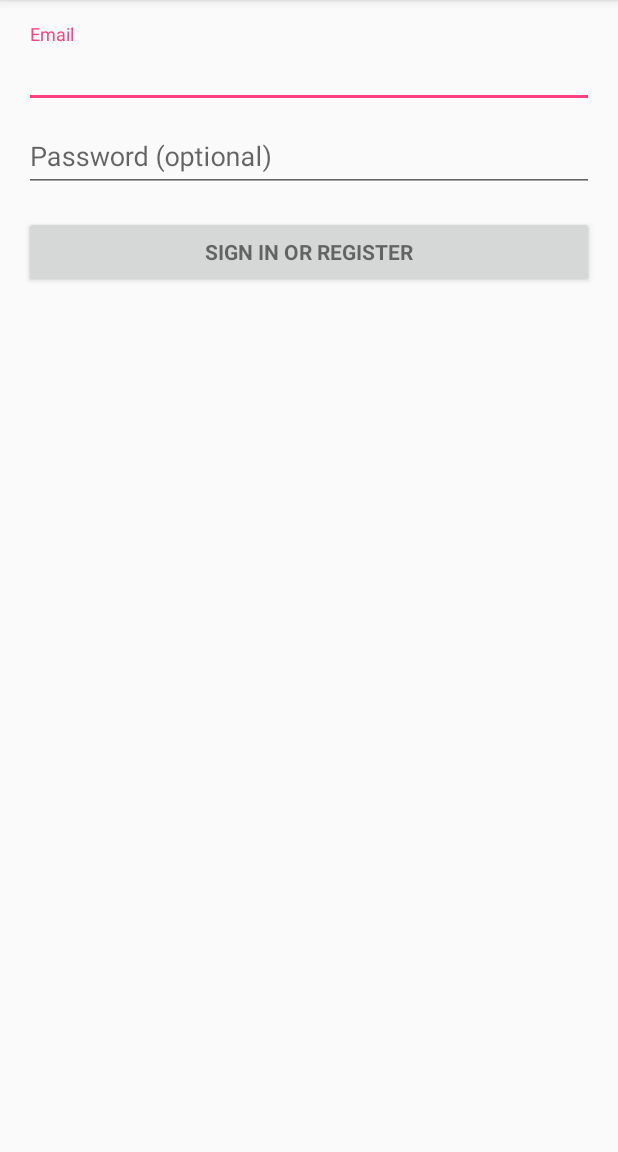
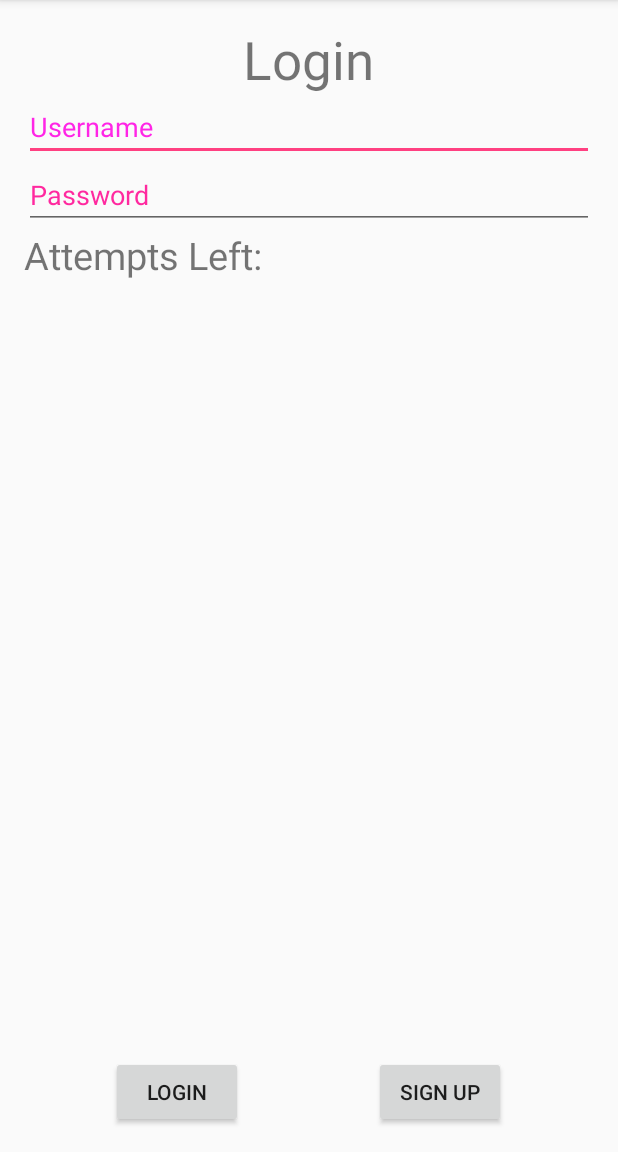
Before and after one commit to ryanhornik/freefallr, an Android app: the screen it shows after launch (LoginActivity before the commit, MainActivity after it), on a phone screen of 412 x 824 dp, the part 84-1236 px from its top. Run offline under Robolectric (Android 15) with nearby library versions, the light colour scheme and no system bars.

Commit message:
Committing cod e

```diff
--- a/app/build.gradle
+++ b/app/build.gradle
@@ -17,6 +17,8 @@ android {
             proguardFiles getDefaultProguardFile('proguard-android.txt'), 'proguard-rules.pro'
         }
     }
+
+    useLibrary 'org.apache.http.legacy'
 }
 
 dependencies {
--- a/app/src/main/AndroidManifest.xml
+++ b/app/src/main/AndroidManifest.xml
@@ -6,6 +6,7 @@
     <uses-permission android:name="android.permission.GET_ACCOUNTS" />
     <uses-permission android:name="android.permission.READ_PROFILE" />
     <uses-permission android:name="android.permission.READ_CONTACTS" />
+    <uses-permission android:name="android.permission.INTERNET" />
 
     <application
         android:allowBackup="true"
@@ -14,11 +15,10 @@
         android:supportsRtl="true"
         android:theme="@style/AppTheme" >
         <activity
-            android:name=".LoginActivity"
+            android:name=".MainActivity"
             android:label="@string/app_name" >
             <intent-filter>
                 <action android:name="android.intent.action.MAIN" />
-
                 <category android:name="android.intent.category.LAUNCHER" />
             </intent-filter>
         </activity>
--- a/app/src/main/java/com/freefaller/freefallr/LoginActivity.java
+++ /dev/null
@@ -1,347 +0,0 @@
-package com.freefaller.freefallr;
-
-import android.animation.Animator;
-import android.animation.AnimatorListenerAdapter;
-import android.annotation.TargetApi;
-import android.content.pm.PackageManager;
-import android.support.annotation.NonNull;
-import android.support.design.widget.Snackbar;
-import android.support.v7.app.AppCompatActivity;
-import android.app.LoaderManager.LoaderCallbacks;
-
-import android.content.CursorLoader;
-import android.content.Loader;
-import android.database.Cursor;
-import android.net.Uri;
-import android.os.AsyncTask;
-
-import android.os.Build;
-import android.os.Bundle;
-import android.provider.ContactsContract;
-import android.text.TextUtils;
-import android.view.KeyEvent;
-import android.view.View;
-import android.view.View.OnClickListener;
-import android.view.inputmethod.EditorInfo;
-import android.widget.ArrayAdapter;
-import android.widget.AutoCompleteTextView;
-import android.widget.Button;
-import android.widget.EditText;
-import android.widget.TextView;
-import java.util.ArrayList;
-import java.util.List;
-
-import static android.Manifest.permission.READ_CONTACTS;
-
-/**
- * A login screen that offers login via email/password.
- */
-public class LoginActivity extends AppCompatActivity implements LoaderCallbacks<Cursor> {
-
-    /**
-     * Id to identity READ_CONTACTS permission request.
-     */
-    private static final int REQUEST_READ_CONTACTS = 0;
-
-    /**
-     * A dummy authentication store containing known user names and passwords.
-     * TODO: remove after connecting to a real authentication system.
-     */
-    private static final String[] DUMMY_CREDENTIALS = new String[]{
-            "foo@example.com:hello", "bar@example.com:world"
-    };
-    /**
-     * Keep track of the login task to ensure we can cancel it if requested.
-     */
-    private UserLoginTask mAuthTask = null;
-
-    // UI references.
-    private AutoCompleteTextView mEmailView;
-    private EditText mPasswordView;
-    private View mProgressView;
-    private View mLoginFormView;
-
-    @Override
-    protected void onCreate(Bundle savedInstanceState) {
-        super.onCreate(savedInstanceState);
-        setContentView(R.layout.activity_login);
-        // Set up the login form.
-        mEmailView = (AutoCompleteTextView) findViewById(R.id.email);
-        populateAutoComplete();
-
-        mPasswordView = (EditText) findViewById(R.id.password);
-        mPasswordView.setOnEditorActionListener(new TextView.OnEditorActionListener() {
-            @Override
-            public boolean onEditorAction(TextView textView, int id, KeyEvent keyEvent) {
-                if (id == R.id.login || id == EditorInfo.IME_NULL) {
-                    attemptLogin();
-                    return true;
-                }
-                return false;
-            }
-        });
-
-        Button mEmailSignInButton = (Button) findViewById(R.id.email_sign_in_button);
-        mEmailSignInButton.setOnClickListener(new OnClickListener() {
-            @Override
-            public void onClick(View view) {
-                attemptLogin();
-            }
-        });
-
-        mLoginFormView = findViewById(R.id.login_form);
-        mProgressView = findViewById(R.id.login_progress);
-    }
-
-    private void populateAutoComplete() {
-        if (!mayRequestContacts()) {
-            return;
-        }
-
-        getLoaderManager().initLoader(0, null, this);
-    }
-
-    private boolean mayRequestContacts() {
-        if (Build.VERSION.SDK_INT < Build.VERSION_CODES.M) {
-            return true;
-        }
-        if (checkSelfPermission(READ_CONTACTS) == PackageManager.PERMISSION_GRANTED) {
-            return true;
-        }
-        if (shouldShowRequestPermissionRationale(READ_CONTACTS)) {
-            Snackbar.make(mEmailView, R.string.permission_rationale, Snackbar.LENGTH_INDEFINITE)
-                    .setAction(android.R.string.ok, new View.OnClickListener() {
-                        @Override
-                        @TargetApi(Build.VERSION_CODES.M)
-                        public void onClick(View v) {
-                            requestPermissions(new String[]{READ_CONTACTS}, REQUEST_READ_CONTACTS);
-                        }
-                    });
-        } else {
-            requestPermissions(new String[]{READ_CONTACTS}, REQUEST_READ_CONTACTS);
-        }
-        return false;
-    }
-
-    /**
-     * Callback received when a permissions request has been completed.
-     */
-    @Override
-    public void onRequestPermissionsResult(int requestCode, @NonNull String[] permissions,
-                                           @NonNull int[] grantResults) {
-        if (requestCode == REQUEST_READ_CONTACTS) {
-            if (grantResults.length == 1 && grantResults[0] == PackageManager.PERMISSION_GRANTED) {
-                populateAutoComplete();
-            }
-        }
-    }
-
-
-    /**
-     * Attempts to sign in or register the account specified by the login form.
-     * If there are form errors (invalid email, missing fields, etc.), the
-     * errors are presented and no actual login attempt is made.
-     */
-    private void attemptLogin() {
-        if (mAuthTask != null) {
-            return;
-        }
-
-        // Reset errors.
-        mEmailView.setError(null);
-        mPasswordView.setError(null);
-
-        // Store values at the time of the login attempt.
-        String email = mEmailView.getText().toString();
-        String password = mPasswordView.getText().toString();
-
-        boolean cancel = false;
-        View focusView = null;
-
-        // Check for a valid password, if the user entered one.
-        if (!TextUtils.isEmpty(password) && !isPasswordValid(password)) {
-            mPasswordView.setError(getString(R.string.error_invalid_password));
-            focusView = mPasswordView;
-            cancel = true;
-        }
-
-        // Check for a valid email address.
-        if (TextUtils.isEmpty(email)) {
-            mEmailView.setError(getString(R.string.error_field_required));
-            focusView = mEmailView;
-            cancel = true;
-        } else if (!isEmailValid(email)) {
-            mEmailView.setError(getString(R.string.error_invalid_email));
-            focusView = mEmailView;
-            cancel = true;
-        }
-
-        if (cancel) {
-            // There was an error; don't attempt login and focus the first
-            // form field with an error.
-            focusView.requestFocus();
-        } else {
-            // Show a progress spinner, and kick off a background task to
-            // perform the user login attempt.
-            showProgress(true);
-            mAuthTask = new UserLoginTask(email, password);
-            mAuthTask.execute((Void) null);
-        }
-    }
-    private boolean isEmailValid(String email) {
-        //TODO: Replace this with your own logic
-        return email.contains("@");
-    }
-
-    private boolean isPasswordValid(String password) {
-        //TODO: Replace this with your own logic
-        return password.length() > 4;
-    }
-
-    /**
-     * Shows the progress UI and hides the login form.
-     */
-    @TargetApi(Build.VERSION_CODES.HONEYCOMB_MR2)
-    private void showProgress(final boolean show) {
-        // On Honeycomb MR2 we have the ViewPropertyAnimator APIs, which allow
-        // for very easy animations. If available, use these APIs to fade-in
-        // the progress spinner.
-        if (Build.VERSION.SDK_INT >= Build.VERSION_CODES.HONEYCOMB_MR2) {
-            int shortAnimTime = getResources().getInteger(android.R.integer.config_shortAnimTime);
-
-            mLoginFormView.setVisibility(show ? View.GONE : View.VISIBLE);
-            mLoginFormView.animate().setDuration(shortAnimTime).alpha(
-                    show ? 0 : 1).setListener(new AnimatorListenerAdapter() {
-                @Override
-                public void onAnimationEnd(Animator animation) {
-                    mLoginFormView.setVisibility(show ? View.GONE : View.VISIBLE);
-                }
-            });
-
-            mProgressView.setVisibility(show ? View.VISIBLE : View.GONE);
-            mProgressView.animate().setDuration(shortAnimTime).alpha(
-                    show ? 1 : 0).setListener(new AnimatorListenerAdapter() {
-                @Override
-                public void onAnimationEnd(Animator animation) {
-                    mProgressView.setVisibility(show ? View.VISIBLE : View.GONE);
-                }
-            });
-        } else {
-            // The ViewPropertyAnimator APIs are not available, so simply show
-            // and hide the relevant UI components.
-            mProgressView.setVisibility(show ? View.VISIBLE : View.GONE);
-            mLoginFormView.setVisibility(show ? View.GONE : View.VISIBLE);
-        }
-    }
-
-    @Override
-    public Loader<Cursor> onCreateLoader(int i, Bundle bundle) {
-        return new CursorLoader(this,
-                // Retrieve data rows for the device user's 'profile' contact.
-                Uri.withAppendedPath(ContactsContract.Profile.CONTENT_URI,
-                        ContactsContract.Contacts.Data.CONTENT_DIRECTORY), ProfileQuery.PROJECTION,
-
-                // Select only email addresses.
-                ContactsContract.Contacts.Data.MIMETYPE +
-                        " = ?", new String[]{ContactsContract.CommonDataKinds.Email
-                                                                     .CONTENT_ITEM_TYPE},
-
-                // Show primary email addresses first. Note that there won't be
-                // a primary email address if the user hasn't specified one.
-                ContactsContract.Contacts.Data.IS_PRIMARY + " DESC");
-    }
-
-    @Override
-    public void onLoadFinished(Loader<Cursor> cursorLoader, Cursor cursor) {
-        List<String> emails = new ArrayList<>();
-        cursor.moveToFirst();
-        while (!cursor.isAfterLast()) {
-            emails.add(cursor.getString(ProfileQuery.ADDRESS));
-            cursor.moveToNext();
-        }
-
-        addEmailsToAutoComplete(emails);
-    }
-
-    @Override
-    public void onLoaderReset(Loader<Cursor> cursorLoader) {
-
-    }
-
-    private interface ProfileQuery {
-        String[] PROJECTION = {
-                ContactsContract.CommonDataKinds.Email.ADDRESS,
-                ContactsContract.CommonDataKinds.Email.IS_PRIMARY,
-        };
-
-        int ADDRESS = 0;
-        int IS_PRIMARY = 1;
-    }
-
-
-    private void addEmailsToAutoComplete(List<String> emailAddressCollection) {
-        //Create adapter to tell the AutoCompleteTextView what to show in its dropdown list.
-        ArrayAdapter<String> adapter =
-                new ArrayAdapter<>(LoginActivity.this,
-                        android.R.layout.simple_dropdown_item_1line, emailAddressCollection);
-
-        mEmailView.setAdapter(adapter);
-    }
-
-    /**
-     * Represents an asynchronous login/registration task used to authenticate
-     * the user.
-     */
-    public class UserLoginTask extends AsyncTask<Void, Void, Boolean> {
-
-        private final String mEmail;
-        private final String mPassword;
-
-        UserLoginTask(String email, String password) {
-            mEmail = email;
-            mPassword = password;
-        }
-
-        @Override
-        protected Boolean doInBackground(Void... params) {
-            // TODO: attempt authentication against a network service.
-
-            try {
-                // Simulate network access.
-                Thread.sleep(2000);
-            } catch (InterruptedException e) {
-                return false;
-            }
-
-            for (String credential : DUMMY_CREDENTIALS) {
-                String[] pieces = credential.split(":");
-                if (pieces[0].equals(mEmail)) {
-                    // Account exists, return true if the password matches.
-                    return pieces[1].equals(mPassword);
-                }
-            }
-
-            // TODO: register the new account here.
-            return true;
-        }
-
-        @Override
-        protected void onPostExecute(final Boolean success) {
-            mAuthTask = null;
-            showProgress(false);
-
-            if (success) {
-                finish();
-            } else {
-                mPasswordView.setError(getString(R.string.error_incorrect_password));
-                mPasswordView.requestFocus();
-            }
-        }
-
-        @Override
-        protected void onCancelled() {
-            mAuthTask = null;
-            showProgress(false);
-        }
-    }
-}
--- /dev/null
+++ b/app/src/main/java/com/freefaller/freefallr/MainActivity.java
@@ -0,0 +1,66 @@
+package com.freefaller.freefallr;
+
+import android.os.Bundle;
+import android.support.v7.app.AppCompatActivity;
+import android.util.Log;
+import android.view.View;
+import android.widget.Button;
+import android.widget.EditText;
+
+import org.apache.http.HttpResponse;
+import org.apache.http.NameValuePair;
+import org.apache.http.client.ClientProtocolException;
+import org.apache.http.client.HttpClient;
+import org.apache.http.client.entity.UrlEncodedFormEntity;
+import org.apache.http.client.methods.HttpPost;
+import org.apache.http.impl.client.DefaultHttpClient;
+import org.apache.http.message.BasicNameValuePair;
+
+import java.io.IOException;
+import java.io.UnsupportedEncodingException;
+import java.util.ArrayList;
+import java.util.List;
+
+public class MainActivity extends AppCompatActivity {
+    Button login, signUp;
+    EditText usernameField, passwordField;
+
+    @Override
+    protected void onCreate(Bundle savedInstanceState) {
+        super.onCreate(savedInstanceState);
+        setContentView(R.layout.activity_main);
+
+        login = (Button) findViewById(R.id.login);
+        signUp = (Button) findViewById(R.id.login);
+        usernameField = (EditText) findViewById(R.id.username);
+        passwordField = (EditText) findViewById(R.id.password);
+
+        login.setOnClickListener(new View.OnClickListener(){
+           @Override
+            public void onClick(View v){
+               HttpClient httpClient = new DefaultHttpClient();
+               HttpPost httpPost = new HttpPost("http://10.0.2.2");
+
+               List<NameValuePair> nameValuePair = new ArrayList<NameValuePair>(2);
+               nameValuePair.add(new BasicNameValuePair("username", usernameField.toString()));
+               nameValuePair.add(new BasicNameValuePair("password", passwordField.toString()));
+
+               try{
+                   httpPost.setEntity(new UrlEncodedFormEntity(nameValuePair));
+               } catch (UnsupportedEncodingException e) {
+                   e.printStackTrace();
+               }
+
+               try{
+                   HttpResponse response = httpClient.execute(httpPost);
+                   Log.d("Http Post response: ", response.toString());
+               } catch (ClientProtocolException e) {
+                   e.printStackTrace();
+               } catch (IOException e) {
+                   e.printStackTrace();
+               }
+           }
+        });
+    }
+
+}
--- a/app/src/main/res/layout/activity_login.xml
+++ /dev/null
@@ -1,77 +0,0 @@
-<LinearLayout xmlns:android="http://schemas.android.com/apk/res/android"
-    xmlns:tools="http://schemas.android.com/tools"
-    android:layout_width="match_parent"
-    android:layout_height="match_parent"
-    android:gravity="center_horizontal"
-    android:orientation="vertical"
-    android:paddingBottom="@dimen/activity_vertical_margin"
-    android:paddingLeft="@dimen/activity_horizontal_margin"
-    android:paddingRight="@dimen/activity_horizontal_margin"
-    android:paddingTop="@dimen/activity_vertical_margin"
-    tools:context="com.freefaller.freefallr.LoginActivity">
-
-    <!-- Login progress -->
-    <ProgressBar
-        android:id="@+id/login_progress"
-        style="?android:attr/progressBarStyleLarge"
-        android:layout_width="wrap_content"
-        android:layout_height="wrap_content"
-        android:layout_marginBottom="8dp"
-        android:visibility="gone"/>
-
-    <ScrollView
-        android:id="@+id/login_form"
-        android:layout_width="match_parent"
-        android:layout_height="match_parent">
-
-        <LinearLayout
-            android:id="@+id/email_login_form"
-            android:layout_width="match_parent"
-            android:layout_height="wrap_content"
-            android:orientation="vertical">
-
-            <android.support.design.widget.TextInputLayout
-                android:layout_width="match_parent"
-                android:layout_height="wrap_content">
-
-            <AutoCompleteTextView
-                android:id="@+id/email"
-                android:layout_width="match_parent"
-                android:layout_height="wrap_content"
-                android:hint="@string/prompt_email"
-                android:inputType="textEmailAddress"
-                android:maxLines="1"
-                android:singleLine="true"/>
-
-            </android.support.design.widget.TextInputLayout>
-
-            <android.support.design.widget.TextInputLayout
-                android:layout_width="match_parent"
-                android:layout_height="wrap_content">
-
-            <EditText
-                android:id="@+id/password"
-                android:layout_width="match_parent"
-                android:layout_height="wrap_content"
-                android:hint="@string/prompt_password"
-                android:imeActionId="@+id/login"
-                android:imeActionLabel="@string/action_sign_in_short"
-                android:imeOptions="actionUnspecified"
-                android:inputType="textPassword"
-                android:maxLines="1"
-                android:singleLine="true"/>
-
-            </android.support.design.widget.TextInputLayout>
-
-            <Button
-                android:id="@+id/email_sign_in_button"
-                style="?android:textAppearanceSmall"
-                android:layout_width="match_parent"
-                android:layout_height="wrap_content"
-                android:layout_marginTop="16dp"
-                android:text="@string/action_sign_in"
-                android:textStyle="bold"/>
-
-        </LinearLayout>
-    </ScrollView>
-</LinearLayout>
--- /dev/null
+++ b/app/src/main/res/layout/activity_main.xml
@@ -0,0 +1,72 @@
+<RelativeLayout xmlns:android="http://schemas.android.com/apk/res/android"
+    xmlns:tools="http://schemas.android.com/tools" android:layout_width="match_parent"
+    android:layout_height="match_parent" android:paddingLeft="@dimen/activity_horizontal_margin"
+    android:paddingRight="@dimen/activity_horizontal_margin"
+    android:paddingTop="@dimen/activity_vertical_margin"
+    android:paddingBottom="@dimen/activity_vertical_margin" tools:context=".MainActivity">
+
+    <TextView android:text="Login" android:layout_width="wrap_content"
+        android:layout_height="wrap_content"
+        android:id="@+id/textview"
+        android:textSize="35dp"
+        android:layout_alignParentTop="true"
+        android:layout_centerHorizontal="true" />
+
+    <EditText
+        android:layout_width="wrap_content"
+        android:layout_height="wrap_content"
+        android:id="@+id/username"
+        android:hint="Username"
+        android:focusable="true"
+        android:textColorHighlight="#ff7eff15"
+        android:textColorHint="#ffff25e6"
+        android:layout_marginTop="46dp"
+        android:layout_alignParentLeft="true"
+        android:layout_alignParentStart="true"
+        android:layout_alignParentRight="true"
+        android:layout_alignParentEnd="true" />
+
+    <EditText
+        android:layout_width="wrap_content"
+        android:layout_height="wrap_content"
+        android:inputType="textPassword"
+        android:ems="10"
+        android:id="@+id/password"
+        android:layout_below="@+id/username"
+        android:layout_alignParentLeft="true"
+        android:layout_alignParentStart="true"
+        android:layout_alignRight="@+id/username"
+        android:layout_alignEnd="@+id/username"
+        android:textColorHint="#ffff299f"
+        android:hint="Password" />
+
+    <TextView
+        android:layout_width="wrap_content"
+        android:layout_height="wrap_content"
+        android:text="Attempts Left:"
+        android:id="@+id/textView2"
+        android:layout_below="@+id/password"
+        android:layout_alignParentLeft="true"
+        android:layout_alignParentStart="true"
+        android:textSize="25dp" />
+
+
+    <Button
+        android:layout_width="wrap_content"
+        android:layout_height="wrap_content"
+        android:text="login"
+        android:id="@+id/login"
+        android:layout_alignParentBottom="true"
+        android:layout_toLeftOf="@+id/textview"
+        android:layout_toStartOf="@+id/textview" />
+
+    <Button
+        android:layout_width="wrap_content"
+        android:layout_height="wrap_content"
+        android:text="Sign Up"
+        android:id="@+id/signup"
+        android:layout_alignParentBottom="true"
+        android:layout_toRightOf="@+id/textview"
+        android:layout_toEndOf="@+id/textview" />
+
+</RelativeLayout>
--- /dev/null
+++ b/app/src/main/res/values-w820dp/dimens.xml
@@ -0,0 +1,6 @@
+<resources>
+    <!-- Example customization of dimensions originally defined in res/values/dimens.xml
+         (such as screen margins) for screens with more than 820dp of available width. This
+         would include 7" and 10" devices in landscape (~960dp and ~1280dp respectively). -->
+    <dimen name="activity_horizontal_margin">64dp</dimen>
+</resources>
--- a/app/src/main/res/values/dimens.xml
+++ b/app/src/main/res/values/dimens.xml
@@ -2,4 +2,5 @@
     <!-- Default screen margins, per the Android Design guidelines. -->
     <dimen name="activity_horizontal_margin">16dp</dimen>
     <dimen name="activity_vertical_margin">16dp</dimen>
+    <dimen name="fab_margin">16dp</dimen>
 </resources>
--- a/app/src/main/res/values/strings.xml
+++ b/app/src/main/res/values/strings.xml
@@ -13,4 +13,6 @@
     <string name="permission_rationale">"Contacts permissions are needed for providing email
         completions."
     </string>
+    <string name="title_activity_main">MainActivity</string>
+    <string name="title_activity_main2">Main2Activity</string>
 </resources>
--- a/app/src/main/res/values/styles.xml
+++ b/app/src/main/res/values/styles.xml
@@ -7,5 +7,11 @@
         <item name="colorPrimaryDark">@color/colorPrimaryDark</item>
         <item name="colorAccent">@color/colorAccent</item>
     </style>
+    <style name="AppTheme.NoActionBar">
+        <item name="windowActionBar">false</item>
+        <item name="windowNoTitle">true</item>
+    </style>
+    <style name="AppTheme.AppBarOverlay" parent="ThemeOverlay.AppCompat.Dark.ActionBar" />
+    <style name="AppTheme.PopupOverlay" parent="ThemeOverlay.AppCompat.Light" />
 
 </resources>
```
Also changed, not shown: app/src/main/res/values-v21/styles.xml (added, +8 -0 lines), 2 other files.
